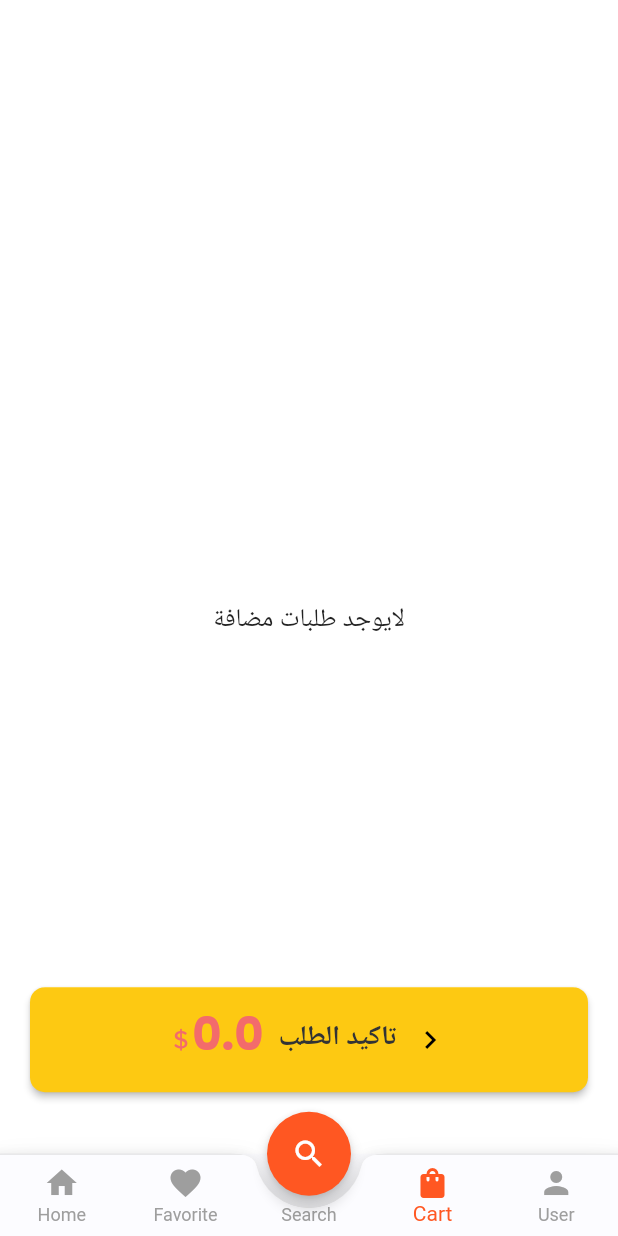
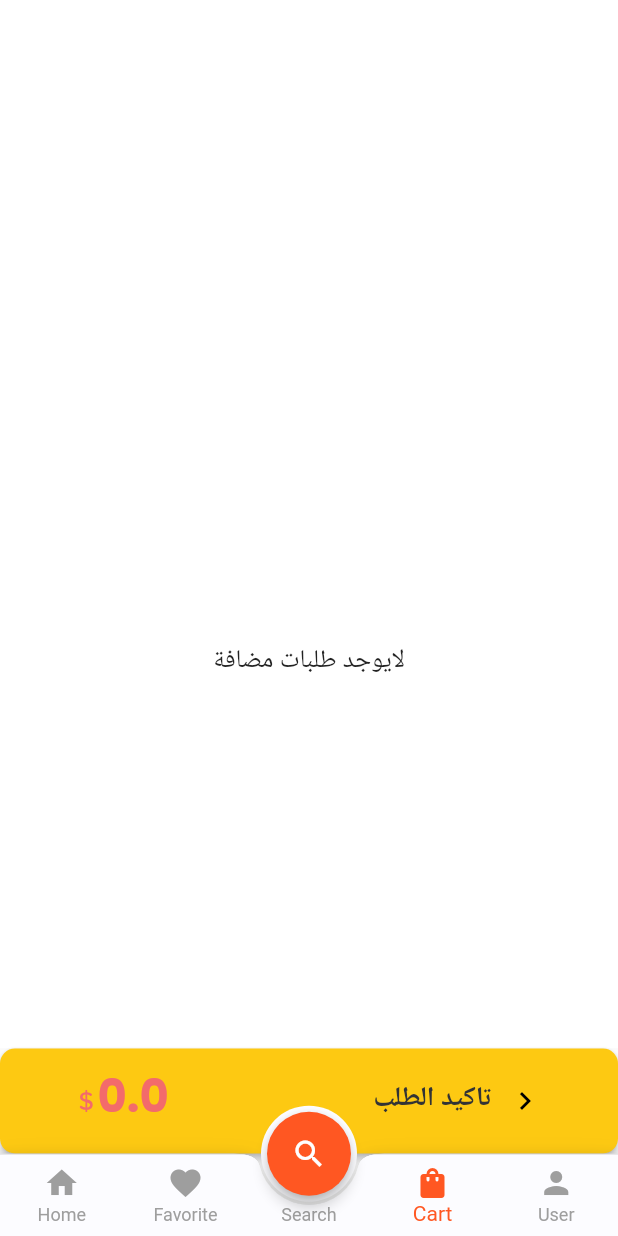
Before and after one commit to IslamWahied/FoodApp, a Flutter app: the screen it shows after launch, item 4 of the bottom bar chosen, on a phone screen of 412 x 824 dp. Run offline on Flutter 3.47's test engine with Material 2 defaults, Android fonts, the phone set to English and light mode, and no system bars; drawn by our look-alikes of badges; our stand-ins replace backdrop, bloc, cloud_firestore, dio, dropdown_search, firebase_auth and 12 more; missing offline and left inert: cart_stepper, list_tile_switch; accounts and stored records are empty; network calls fail.

Commit message:
first commit from islam v1 8-3-2022

```diff
--- a/lib/bloc/home_bloc/HomeCubit.dart
+++ b/lib/bloc/home_bloc/HomeCubit.dart
@@ -104,12 +104,17 @@ class HomeCubit extends Cubit<HomeScreenState> {
 
   String getTotalPriceForItem({int index}) {
     double price = 0;
+    try{
+      for (var element in listOrder[index].additionsList) {
+        price = price + element.price;
+      }
+      price = price + listOrder[index].price;
+      price = price * listOrder[index].orderCount;
+    }
+    catch(e){
+      price = 0;
+    }
 
-    for (var element in listOrder[index].additionsList) {
-      price = price + element.price;
-    }
-    price = price + listOrder[index].price;
-    price = price * listOrder[index].orderCount;
     emit(SelectCategoryState());
     return price.toString();
   }
--- a/lib/home_layout/home_layout.dart
+++ b/lib/home_layout/home_layout.dart
@@ -101,7 +101,10 @@ class HomeLayout extends StatelessWidget {
                 floatingActionButtonLocation:
                 FloatingActionButtonLocation.miniCenterDocked,
                 floatingActionButton: Padding(
-                  padding: const EdgeInsets.all(8.0),
+                  padding: const EdgeInsets.all(2.0),
+                  child: CircleAvatar(
+                    radius: 32,
+                    backgroundColor: const Color(0xfffcfcff),
                     child: FloatingActionButton(
                       backgroundColor: Colors.deepOrange,
                       onPressed: () {
@@ -112,6 +115,7 @@ class HomeLayout extends StatelessWidget {
                       elevation: 4,
                     ),
                   ),
+                ),
               );
             },
           );
--- a/lib/main.dart
+++ b/lib/main.dart
@@ -25,13 +25,23 @@ Future<void> main() async {
 
   WidgetsFlutterBinding.ensureInitialized();
     await Firebase.initializeApp();
+   FirebaseMessaging.instance;
+
    await CachHelper.init();
     DioHelper.init();
 
    String mobile =  CachHelper.GetData(key: 'mobile');
     String userName = CachHelper.GetData(key: 'userName');
  String departmentId = CachHelper.GetData(key: 'departmentId');
+  FirebaseMessaging.onMessageOpenedApp.listen((RemoteMessage message) {
+    print('A new onMessageOpenedApp event was published!');
+    // Navigator.pushNamed(context, '/message',
+    //     arguments: MessageArguments(message, true));
+  });
+  FirebaseMessaging.onBackgroundMessage((message) {
+    print('onBackgroundMessage!');
 
+  });
 
     bool isUserLogin  = false;
 
--- a/lib/modules/cart/cart_screen.dart
+++ b/lib/modules/cart/cart_screen.dart
@@ -5,6 +5,7 @@ import 'package:elomda/modules/product_details/foodDetail.dart';
 
 import 'package:elomda/shared/components/Componant.dart';
 import 'package:elomda/styles/colors.dart';
+import 'package:flutter/cupertino.dart';
 
 import 'package:flutter/material.dart';
 import 'package:flutter_bloc/flutter_bloc.dart';
@@ -24,8 +25,9 @@ class OrderScreen extends StatelessWidget {
         builder: (context, state) {
           var cubit = HomeCubit.get(context);
           return SafeArea(
+bottom: false,
             child: Scaffold(
-
+extendBody: true,
               appBar:isShowNavBar != false? AppBar(
                 elevation: 0,
                 automaticallyImplyLeading: false,
@@ -42,17 +44,84 @@ class OrderScreen extends StatelessWidget {
                 elevation: 0,
                 backgroundColor: Colors.transparent,
               ),
-              floatingActionButton: Padding(
-                padding: const EdgeInsets.only(bottom: 25),
-                child: ConstrainedBox(
-                  constraints: BoxConstraints(
-                      minWidth: MediaQuery.of(context).size.width - 40),
-                  child: ElevatedButton(
+              // floatingActionButton: Padding(
+              //   padding: const EdgeInsets.only(bottom: 25),
+              //   child: ConstrainedBox(
+              //     constraints: BoxConstraints(
+              //         minWidth: MediaQuery.of(context).size.width - 40),
+              //     child: ElevatedButton(
+              //       onPressed: () {
+              //          cubit.sendOrder();
+              //       },
+              //       child: Row(
+              //         mainAxisSize: MainAxisSize.min,
+              //         children: [
+              //           Row(
+              //             mainAxisAlignment: MainAxisAlignment.start,
+              //             children: [
+              //               SvgPicture.asset(
+              //                 'assets/dollar.svg',
+              //                 color: Constants.tertiary,
+              //                 width: 15,
+              //               ),
+              //               PrimaryText(
+              //                 text: cubit.getTotalPrice() ?? '0',
+              //                 size: 30,
+              //                 fontWeight: FontWeight.w700,
+              //                 color: Constants.tertiary,
+              //                 height: 1,
+              //               ),
+              //             ],
+              //           ),
+              //           const SizedBox(
+              //             width: 10,
+              //           ),
+              //           const PrimaryText(
+              //             text: 'تاكيد الطلب',
+              //             fontWeight: FontWeight.w600,
+              //             size: 18,
+              //           ),
+              //           const SizedBox(
+              //             width: 10,
+              //           ),
+              //           const Icon(
+              //             Icons.chevron_right,
+              //             color: Constants.black,
+              //           )
+              //         ],
+              //       ),
+              //       style: ElevatedButton.styleFrom(
+              //           primary: cubit.getTotalPrice() == '0' ||
+              //                   cubit.getTotalPrice() == null
+              //               ? Colors.yellowAccent[200]
+              //               : Constants.primary,
+              //           shape: RoundedRectangleBorder(
+              //               borderRadius: BorderRadius.circular(10.0)),
+              //           padding: const EdgeInsets.symmetric(
+              //               horizontal: 50, vertical: 20),
+              //           textStyle: const TextStyle(
+              //               fontSize: 30, fontWeight: FontWeight.bold)),
+              //     ),
+              //   ),
+              // ),
+              // floatingActionButtonLocation: FloatingActionButtonLocation.centerFloat,
+
+              bottomSheet: BottomSheet(
+
+                onClosing: (){},
+                enableDrag: false,
+                builder: (context){
+                  return Padding(
+                    padding: const EdgeInsets.only(bottom: 55),
+                    child: SizedBox(
+                      width: double.infinity ,
+                      child:ElevatedButton(
                         onPressed: () {
                           cubit.sendOrder();
                         },
                         child: Row(
-                      mainAxisSize: MainAxisSize.min,
+                          // mainAxisSize: MainAxisSize.min,
+                          mainAxisAlignment: MainAxisAlignment.spaceBetween,
                           children: [
                             Row(
                               mainAxisAlignment: MainAxisAlignment.start,
@@ -71,20 +140,28 @@ class OrderScreen extends StatelessWidget {
                                 ),
                               ],
                             ),
-                        const SizedBox(
-                          width: 10,
+                            Padding(
+                              padding: const EdgeInsets.only(left: 20),
+                              child: Row(
+                                mainAxisAlignment: MainAxisAlignment.end,
+                                children: const [
+                                  SizedBox(
+                                    width: 20,
                                   ),
-                        const PrimaryText(
+                                  PrimaryText(
                                     text: 'تاكيد الطلب',
                                     fontWeight: FontWeight.w600,
                                     size: 18,
                                   ),
-                        const SizedBox(
+                                  SizedBox(
                                     width: 10,
                                   ),
-                        const Icon(
+                                  Icon(
                                     Icons.chevron_right,
                                     color: Constants.black,
+                                  ),
+                                ],
+                              ),
                             )
                           ],
                         ),
@@ -99,11 +176,11 @@ class OrderScreen extends StatelessWidget {
                                 horizontal: 50, vertical: 20),
                             textStyle: const TextStyle(
                                 fontSize: 30, fontWeight: FontWeight.bold)),
+                      ) ,
                     ),
+                  );
+                },
               ),
-              ),
-              floatingActionButtonLocation:
-                  FloatingActionButtonLocation.centerFloat,
               backgroundColor: Constants.white,
               body: Column(
                 crossAxisAlignment: CrossAxisAlignment.center,
--- a/lib/modules/cart/orderDetail.dart
+++ b/lib/modules/cart/orderDetail.dart
@@ -278,7 +278,7 @@ class OrderDetailScreen extends StatelessWidget {
                               mainAxisAlignment: MainAxisAlignment.end,
                               children: [
 
-                                Text(cubit.listOrder[index].orderCount.toString()??'',style: const TextStyle(fontWeight: FontWeight.w600,color: Colors.blue),),
+                                Text( orderCount.toString()??'1',style: const TextStyle(fontWeight: FontWeight.w600,color: Colors.blue),),
                                 const SizedBox(
                                   width: 10,
                                 ),
@@ -289,7 +289,7 @@ class OrderDetailScreen extends StatelessWidget {
                         ),
                       ),
 
-                      if(HomeCubit.get(context).listOrder[index].additionsList.isNotEmpty)
+                      if(additionsList.isNotEmpty)
                         Padding(
                           padding: const EdgeInsets.only(left: 8.0,right: 25,bottom: 8,top: 8),
                           child: Row(
```
Also changed, not shown: 2 other files. Lines whose indentation alone changed are shown as unchanged.
